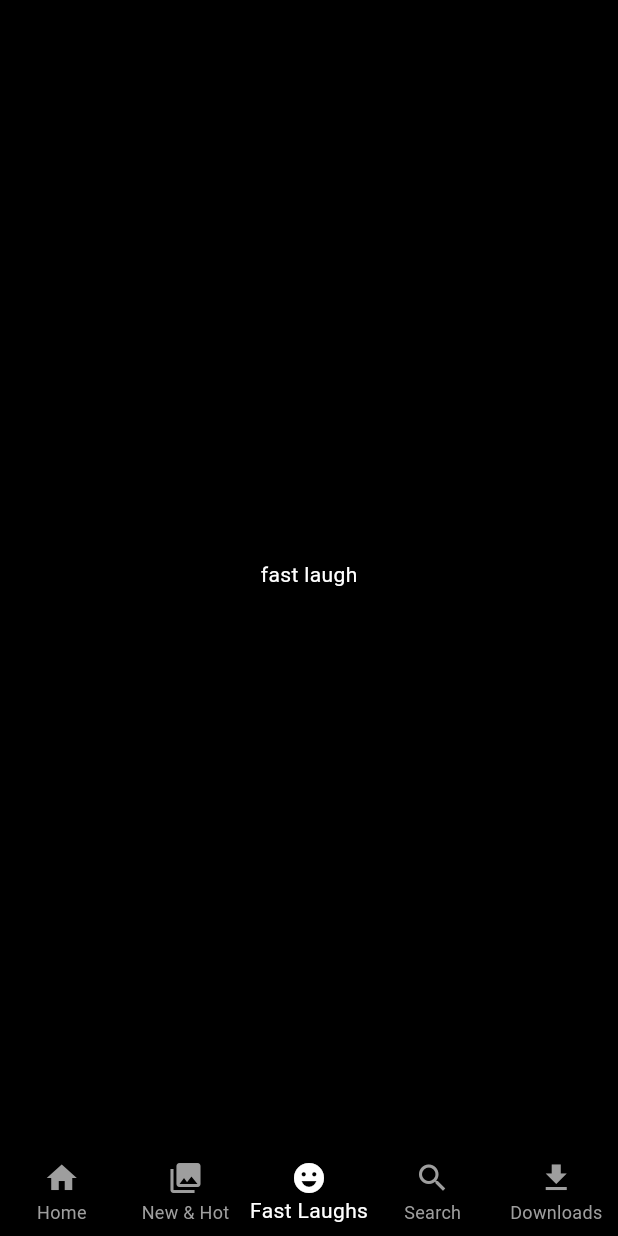
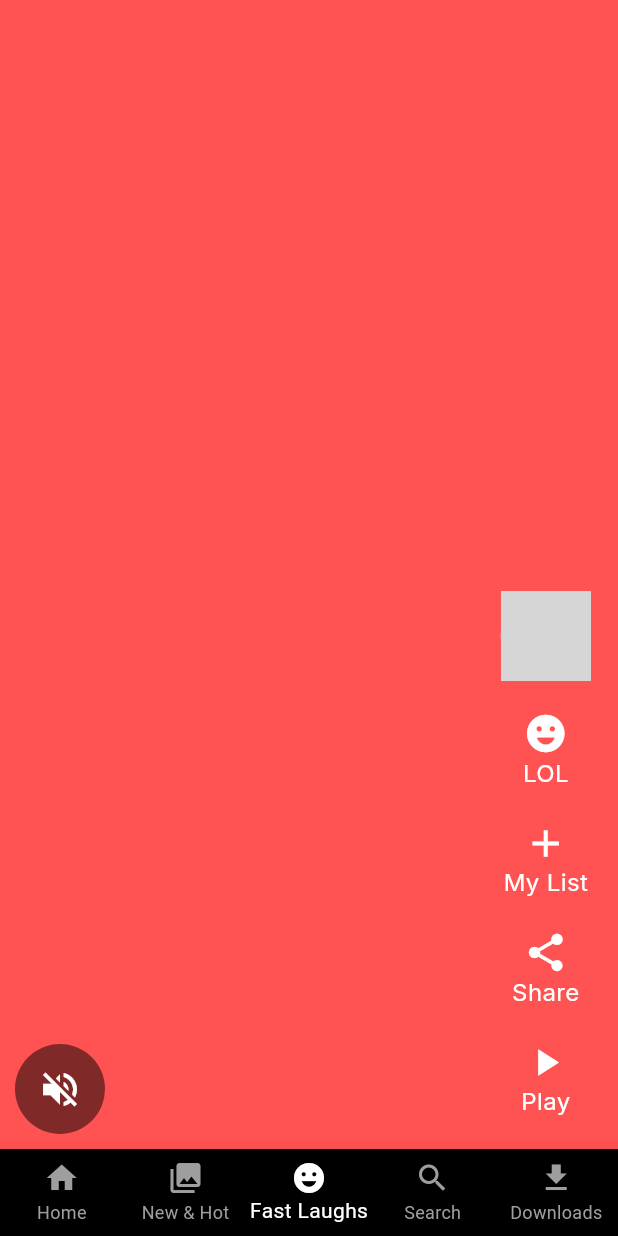
Before and after one commit to jaimonvarghese/netflix-clone, a Flutter app: the screen it shows after launch, item 3 of the bottom bar chosen, on a phone screen of 412 x 824 dp. Run offline on Flutter 3.47's test engine with Material 3 defaults, Android fonts, the phone set to English and light mode, and no system bars; our stand-ins replace google_fonts; network calls fail; grey boxes are pictures that could not be loaded.

Commit message:
Fast-laugh Screen UI Created

```diff
--- a/lib/presentation/fast_laughs/fast_laughs_screen.dart
+++ b/lib/presentation/fast_laughs/fast_laughs_screen.dart
@@ -1,10 +1,18 @@
 import 'package:flutter/material.dart';
+import 'package:netflx_clone/presentation/fast_laughs/widgets/video_list_item.dart';
 
 class FastLaughsScreen extends StatelessWidget {
   const FastLaughsScreen({super.key});
 
   @override
   Widget build(BuildContext context) {
-    return Center(child: Text("fast laugh"),);
+    return Scaffold(
+      body: SafeArea(child: PageView(
+        scrollDirection: Axis.vertical,
+        children: List.generate(10, (index){
+          return VideoListItem(index: index,);
+        }),
+      )),
+    );
   }
 }
--- /dev/null
+++ b/lib/presentation/fast_laughs/widgets/video_action_widget.dart
@@ -0,0 +1,23 @@
+import 'package:flutter/material.dart';
+import 'package:google_fonts/google_fonts.dart';
+import 'package:netflx_clone/core/colors/colors.dart';
+
+class VideoActionWidget extends StatelessWidget {
+  const VideoActionWidget({super.key, required this.icon, required this.title});
+
+  final IconData icon;
+  final String title;
+
+  @override
+  Widget build(BuildContext context) {
+    return Padding(
+      padding: const EdgeInsets.symmetric(vertical: 10,horizontal: 10),
+      child: Column(
+        children: [
+          Icon(icon, color: kWhileColor, size: 30),
+          Text(title, style: GoogleFonts.inter(color: kWhileColor, fontSize: 16)),
+        ],
+      ),
+    );
+  }
+}
--- /dev/null
+++ b/lib/presentation/fast_laughs/widgets/video_list_item.dart
@@ -0,0 +1,58 @@
+import 'package:flutter/material.dart';
+import 'package:netflx_clone/core/colors/colors.dart';
+import 'package:netflx_clone/presentation/fast_laughs/widgets/video_action_widget.dart';
+
+class VideoListItem extends StatelessWidget {
+  const VideoListItem({super.key, required this.index});
+  final int index;
+
+  @override
+  Widget build(BuildContext context) {
+    return Stack(
+      children: [
+        Container(color: Colors.accents[index % Colors.accents.length]),
+        Align(
+          alignment: Alignment.bottomCenter,
+          child: Padding(
+            padding: EdgeInsets.symmetric(horizontal: 10, vertical: 10),
+            child: Row(
+              mainAxisAlignment: MainAxisAlignment.spaceBetween,
+              crossAxisAlignment: CrossAxisAlignment.end,
+              children: [
+                CircleAvatar(
+                  radius: 30,
+                  backgroundColor: Colors.black.withOpacity(0.5),
+                  child: IconButton(
+                    onPressed: () {},
+                    icon: Icon(Icons.volume_off, color: kWhileColor, size: 30),
+                  ),
+                ),
+                Column(
+                  mainAxisAlignment: MainAxisAlignment.end,
+                  children: [
+                    Padding(
+                      padding: const EdgeInsets.symmetric(vertical: 10),
+                      child: CircleAvatar(
+                        radius: 30,
+                        backgroundImage: NetworkImage(
+                          'https://media.themoviedb.org/t/p/w600_and_h900_bestv2/1TZ9Er1xEAKizzKKqYVgJIhNkN2.jpg',
+                        ),
+                      ),
+                    ),
+                    VideoActionWidget(
+                      icon: Icons.emoji_emotions_rounded,
+                      title: 'LOL',
+                    ),
+                    VideoActionWidget(icon: Icons.add, title: 'My List'),
+                    VideoActionWidget(icon: Icons.share, title: 'Share'),
+                    VideoActionWidget(icon: Icons.play_arrow, title: 'Play'),
+                  ],
+                ),
+              ],
+            ),
+          ),
+        ),
+      ],
+    );
+  }
+}
```
